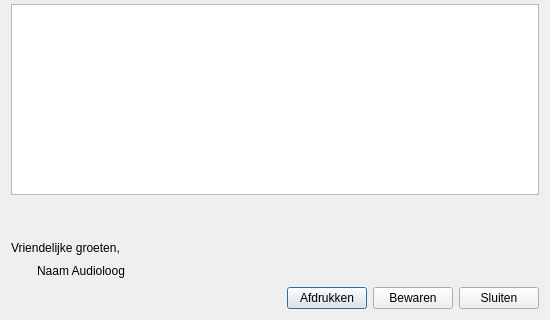
Qt form AudioAdmin/ui/briefklant.ui (Roelio81/audioadmin) before a commit; both pictures show x 0 to 550 and y 235 to 555 of the 550 by 555 pixel window.
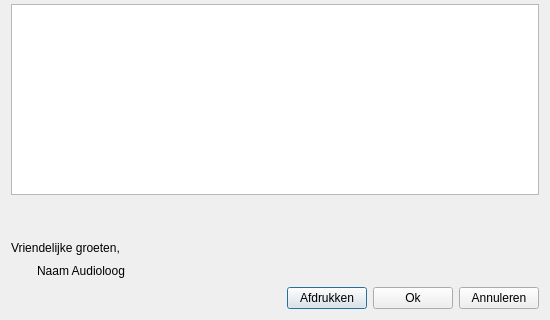
The same form after that commit. Icons and pictures are not drawn.

Commit message: De knoppen bewaren-sluiten vervangen met logischere knoppen: ok-

Diff of the .ui file:
```diff
--- a/AudioAdmin/ui/briefklant.ui
+++ b/AudioAdmin/ui/briefklant.ui
@@ -245,14 +245,14 @@
    <item row="15" column="3">
     <widget class="QPushButton" name="b_bewaren">
      <property name="text">
-      <string>Bewaren</string>
+      <string>Ok</string>
      </property>
     </widget>
    </item>
    <item row="15" column="4">
     <widget class="QPushButton" name="b_sluiten">
      <property name="text">
-      <string>Sluiten</string>
+      <string>Annuleren</string>
      </property>
     </widget>
    </item>
```
Left out of the diff: 4 changed lines with no effect on the pictures. The commit also changes 8 other files.
